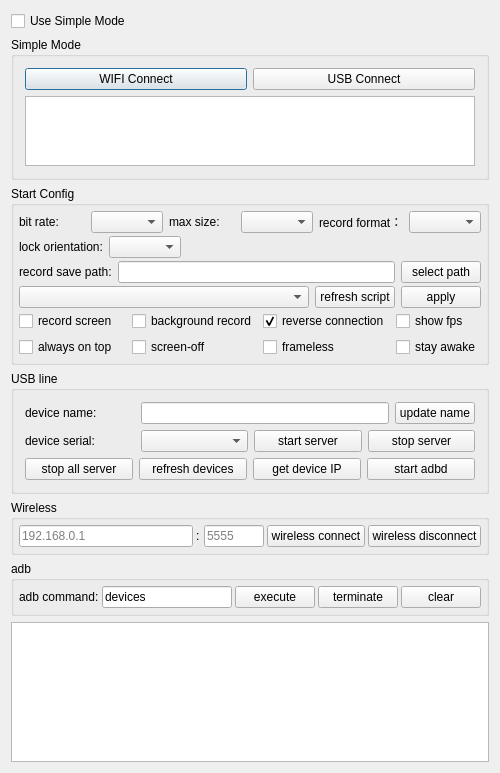
First picture: the form in QtScrcpy/dialog.ui, repository barry-ran/QtScrcpy, before the edit.
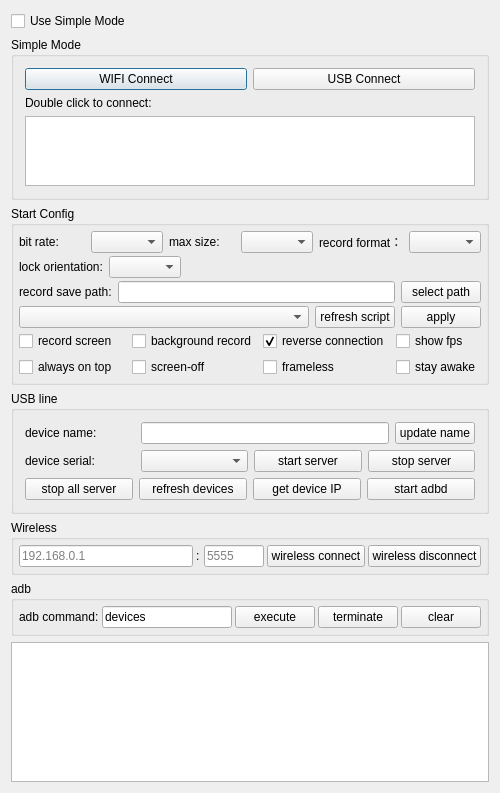
Second picture: the form after the edit.

Commit message: feat: add doublic click tip

Patch:
```diff
--- a/QtScrcpy/dialog.ui
+++ b/QtScrcpy/dialog.ui
@@ -63,6 +63,13 @@
         </item>
        </layout>
       </item>
+      <item>
+       <widget class="QLabel" name="label_10">
+        <property name="text">
+         <string>Double click to connect:</string>
+        </property>
+       </widget>
+      </item>
       <item>
        <widget class="QListWidget" name="connectedPhoneList">
         <property name="maximumSize">
```
The commit also changes 4 other files.
